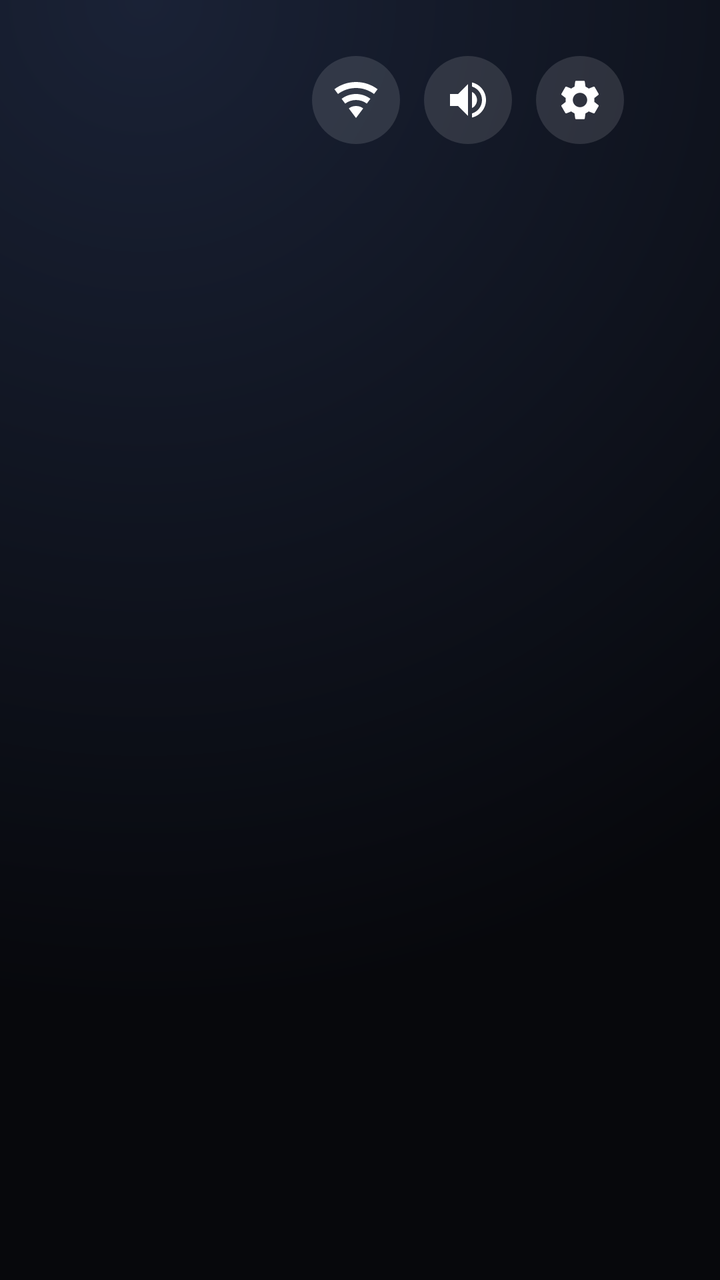
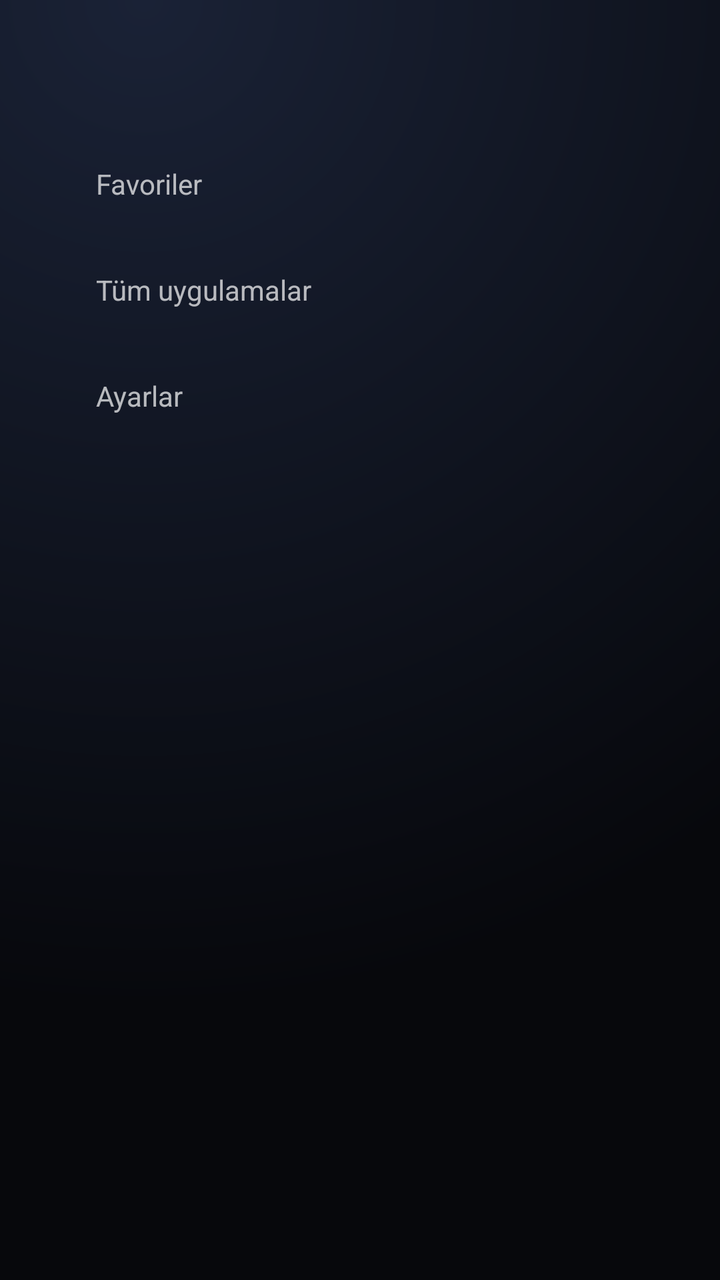

Before-and-after screenshots of an Android layout around one commit, followed by the original layout XML and the change that was made.
<!-- AndroidManifest.xml: application theme Theme.AnaEkran -->
<!-- res/layout/activity_home.xml -->
<?xml version="1.0" encoding="utf-8"?>
<FrameLayout xmlns:android="http://schemas.android.com/apk/res/android"
    android:id="@+id/root"
    android:layout_width="match_parent"
    android:layout_height="match_parent"
    android:background="@drawable/bg_home">

    <LinearLayout
        android:layout_width="match_parent"
        android:layout_height="match_parent"
        android:orientation="vertical">

        <LinearLayout
            android:id="@+id/topBar"
            android:layout_width="match_parent"
            android:layout_height="wrap_content"
            android:gravity="center_vertical"
            android:orientation="horizontal"
            android:paddingStart="48dp"
            android:paddingTop="28dp"
            android:paddingEnd="48dp"
            android:paddingBottom="16dp">

            <TextView
                android:id="@+id/header"
                android:layout_width="0dp"
                android:layout_height="wrap_content"
                android:layout_weight="1"
                android:fontFamily="sans-serif-medium"
                android:maxLines="1"
                android:textColor="#ffffff"
                android:textSize="24sp" />

            <TextView
                android:id="@+id/clock"
                android:layout_width="wrap_content"
                android:layout_height="wrap_content"
                android:layout_marginEnd="8dp"
                android:fontFamily="sans-serif-light"
                android:textColor="#e6ffffff"
                android:textSize="22sp" />

            <ImageButton
                android:id="@+id/btnWifi"
                android:layout_width="44dp"
                android:layout_height="44dp"
                android:layout_marginStart="12dp"
                android:background="@drawable/icon_bg"
                android:contentDescription="Wi-Fi"
                android:focusable="true"
                android:nextFocusDown="@id/grid"
                android:padding="10dp"
                android:scaleType="fitCenter"
                android:src="@drawable/ic_wifi"
                android:tint="@color/icon_tint" />
            <ImageButton
                android:id="@+id/btnSound"
                android:layout_width="44dp"
                android:layout_height="44dp"
                android:layout_marginStart="12dp"
                android:background="@drawable/icon_bg"
                android:contentDescription="Ses"
                android:focusable="true"
                android:nextFocusDown="@id/grid"
                android:padding="10dp"
                android:scaleType="fitCenter"
                android:src="@drawable/ic_sound"
                android:tint="@color/icon_tint" />
            <ImageButton
                android:id="@+id/btnSettings"
                android:layout_width="44dp"
                android:layout_height="44dp"
                android:layout_marginStart="12dp"
                android:background="@drawable/icon_bg"
                android:contentDescription="Ayarlar"
                android:focusable="true"
                android:nextFocusDown="@id/grid"
                android:padding="10dp"
                android:scaleType="fitCenter"
                android:src="@drawable/ic_settings"
                android:tint="@color/icon_tint" />
        </LinearLayout>

        <GridView
            android:id="@+id/grid"
            android:nextFocusUp="@id/btnWifi"
            android:layout_width="match_parent"
            android:layout_height="0dp"
            android:layout_weight="1"
            android:clipChildren="false"
            android:clipToPadding="false"
            android:horizontalSpacing="24dp"
            android:listSelector="@android:color/transparent"
            android:numColumns="5"
            android:paddingStart="48dp"
            android:paddingTop="12dp"
            android:paddingEnd="48dp"
            android:paddingBottom="32dp"
            android:scrollbars="none"
            android:stretchMode="columnWidth"
            android:verticalSpacing="24dp" />
    </LinearLayout>

    <TextView
        android:id="@+id/empty"
        android:layout_width="wrap_content"
        android:layout_height="wrap_content"
        android:layout_gravity="center"
        android:text="@string/all_hidden"
        android:textColor="#b3ffffff"
        android:textSize="18sp"
        android:visibility="gone" />

    <TextView
        android:id="@+id/overlayTitle"
        android:layout_width="wrap_content"
        android:layout_height="wrap_content"
        android:layout_gravity="center"
        android:fontFamily="sans-serif-medium"
        android:maxLines="1"
        android:textColor="#ffffff"
        android:textSize="48sp"
        android:visibility="gone" />
</FrameLayout>
<!-- resources referenced by this layout -->
<resources>
  <!-- drawable bg_home (drawable) -->
  <?xml version="1.0" encoding="utf-8"?>
  <shape xmlns:android="http://schemas.android.com/apk/res/android">
      <gradient
          android:type="radial"
          android:centerX="0.2"
          android:centerY="0"
          android:gradientRadius="140%p"
          android:startColor="#1a2236"
          android:endColor="#07080c" />
  </shape>
  <!-- drawable ic_settings (drawable) -->
  <vector xmlns:android="http://schemas.android.com/apk/res/android" android:width="24dp" android:height="24dp" android:viewportWidth="24" android:viewportHeight="24">
      <path android:fillColor="#ffffff" android:pathData="M19.14,12.94c0.04,-0.3 0.06,-0.61 0.06,-0.94s-0.02,-0.64 -0.07,-0.94l2.03,-1.58c0.18,-0.14 0.23,-0.41 0.12,-0.61l-1.92,-3.32c-0.12,-0.22 -0.37,-0.29 -0.59,-0.22l-2.39,0.96c-0.5,-0.38 -1.03,-0.7 -1.62,-0.94L14.4,2.81C14.36,2.57 14.16,2.4 13.92,2.4h-3.84c-0.24,0 -0.43,0.17 -0.47,0.41L9.25,5.35C8.66,5.59 8.12,5.92 7.63,6.29L5.24,5.33c-0.22,-0.08 -0.47,0 -0.59,0.22L2.74,8.87C2.62,9.08 2.66,9.34 2.86,9.48l2.03,1.58C4.84,11.36 4.8,11.69 4.8,12s0.02,0.64 0.07,0.94l-2.03,1.58c-0.18,0.14 -0.23,0.41 -0.12,0.61l1.92,3.32c0.12,0.22 0.37,0.29 0.59,0.22l2.39,-0.96c0.5,0.38 1.03,0.7 1.62,0.94l0.36,2.54c0.05,0.24 0.24,0.41 0.48,0.41h3.84c0.24,0 0.44,-0.17 0.47,-0.41l0.36,-2.54c0.59,-0.24 1.13,-0.56 1.62,-0.94l2.39,0.96c0.22,0.08 0.47,0 0.59,-0.22l1.92,-3.32c0.12,-0.22 0.07,-0.47 -0.12,-0.61L19.14,12.94zM12,15.6c-1.98,0 -3.6,-1.62 -3.6,-3.6s1.62,-3.6 3.6,-3.6s3.6,1.62 3.6,3.6S13.98,15.6 12,15.6z"/>
  </vector>
  <!-- drawable ic_sound (drawable) -->
  <vector xmlns:android="http://schemas.android.com/apk/res/android" android:width="24dp" android:height="24dp" android:viewportWidth="24" android:viewportHeight="24">
      <path android:fillColor="#ffffff" android:pathData="M3,9v6h4l5,5V4L7,9H3zM16.5,12c0,-1.77 -1.02,-3.29 -2.5,-4.03v8.05c1.48,-0.73 2.5,-2.25 2.5,-4.02zM14,3.23v2.06c2.89,0.86 5,3.54 5,6.71s-2.11,5.85 -5,6.71v2.06c4.01,-0.91 7,-4.49 7,-8.77s-2.99,-7.86 -7,-8.77z"/>
  </vector>
  <!-- drawable ic_wifi (drawable) -->
  <vector xmlns:android="http://schemas.android.com/apk/res/android" android:width="24dp" android:height="24dp" android:viewportWidth="24" android:viewportHeight="24">
      <path android:fillColor="#ffffff" android:pathData="M12,21l3.6,-4.8C14.6,15.4 13.4,15 12,15s-2.6,0.4 -3.6,1.2L12,21zM12,3C7.95,3 4.21,4.34 1.2,6.6L3,9c2.5,-1.88 5.62,-3 9,-3s6.5,1.12 9,3l1.8,-2.4C19.79,4.34 16.05,3 12,3zM12,9c-2.7,0 -5.19,0.89 -7.2,2.4l1.8,2.4C8.1,12.67 9.97,12 12,12s3.9,0.67 5.4,1.8l1.8,-2.4C17.19,9.89 14.7,9 12,9z"/>
  </vector>
  <!-- drawable icon_bg (drawable) -->
  <?xml version="1.0" encoding="utf-8"?>
  <selector xmlns:android="http://schemas.android.com/apk/res/android">
      <item android:state_focused="true">
          <shape android:shape="oval"><solid android:color="#ffffff" /></shape>
      </item>
      <item>
          <shape android:shape="oval"><solid android:color="#1fffffff" /></shape>
      </item>
  </selector>
  <string name="all_hidden">Tüm uygulamalar gizli. Ayarlar\'a uzun basarak geri getirebilirsin.</string>
  <style name="Theme.AnaEkran" parent="@android:style/Theme.DeviceDefault.NoActionBar">
          <item name="android:windowBackground">@android:color/black</item>
          <item name="android:windowFullscreen">true</item>
      </style>
</resources>

<!-- the commit's change to res/layout/activity_home.xml (unified diff, before → after) -->
@@ -8,10 +8,10 @@
     <LinearLayout
         android:layout_width="match_parent"
         android:layout_height="match_parent"
+        android:clipChildren="false"
         android:orientation="vertical">
 
         <LinearLayout
-            android:id="@+id/topBar"
             android:layout_width="match_parent"
             android:layout_height="wrap_content"
             android:gravity="center_vertical"
@@ -19,7 +19,7 @@
             android:paddingStart="48dp"
             android:paddingTop="28dp"
             android:paddingEnd="48dp"
-            android:paddingBottom="16dp">
+            android:paddingBottom="8dp">
 
             <TextView
                 android:id="@+id/header"
@@ -35,81 +35,68 @@
                 android:id="@+id/clock"
                 android:layout_width="wrap_content"
                 android:layout_height="wrap_content"
-                android:layout_marginEnd="8dp"
                 android:fontFamily="sans-serif-light"
                 android:textColor="#e6ffffff"
                 android:textSize="22sp" />
-
-            <ImageButton
-                android:id="@+id/btnWifi"
-                android:layout_width="44dp"
-                android:layout_height="44dp"
-                android:layout_marginStart="12dp"
-                android:background="@drawable/icon_bg"
-                android:contentDescription="Wi-Fi"
-                android:focusable="true"
-                android:nextFocusDown="@id/grid"
-                android:padding="10dp"
-                android:scaleType="fitCenter"
-                android:src="@drawable/ic_wifi"
-                android:tint="@color/icon_tint" />
-            <ImageButton
-                android:id="@+id/btnSound"
-                android:layout_width="44dp"
-                android:layout_height="44dp"
-                android:layout_marginStart="12dp"
-                android:background="@drawable/icon_bg"
-                android:contentDescription="Ses"
-                android:focusable="true"
-                android:nextFocusDown="@id/grid"
-                android:padding="10dp"
-                android:scaleType="fitCenter"
-                android:src="@drawable/ic_sound"
-                android:tint="@color/icon_tint" />
-            <ImageButton
-                android:id="@+id/btnSettings"
-                android:layout_width="44dp"
-                android:layout_height="44dp"
-                android:layout_marginStart="12dp"
-                android:background="@drawable/icon_bg"
-                android:contentDescription="Ayarlar"
-                android:focusable="true"
-                android:nextFocusDown="@id/grid"
-                android:padding="10dp"
-                android:scaleType="fitCenter"
-                android:src="@drawable/ic_settings"
-                android:tint="@color/icon_tint" />
         </LinearLayout>
 
-        <GridView
-            android:id="@+id/grid"
-            android:nextFocusUp="@id/btnWifi"
+        <LinearLayout
+            android:id="@+id/rows"
             android:layout_width="match_parent"
-            android:layout_height="0dp"
-            android:layout_weight="1"
+            android:layout_height="wrap_content"
             android:clipChildren="false"
-            android:clipToPadding="false"
-            android:horizontalSpacing="24dp"
-            android:listSelector="@android:color/transparent"
-            android:numColumns="5"
-            android:paddingStart="48dp"
-            android:paddingTop="12dp"
-            android:paddingEnd="48dp"
-            android:paddingBottom="32dp"
-            android:scrollbars="none"
-            android:stretchMode="columnWidth"
-            android:verticalSpacing="24dp" />
+            android:orientation="vertical">
+
+            <TextView style="@style/RowLabel" android:text="@string/row_favorites" />
+
+            <HorizontalScrollView
+                android:id="@+id/favScroll"
+                style="@style/RowScroll">
+
+                <LinearLayout android:id="@+id/favRow" style="@style/RowInner" />
+            </HorizontalScrollView>
+
+            <TextView style="@style/RowLabel" android:text="@string/row_all" />
+
+            <FrameLayout
+                android:layout_width="match_parent"
+                android:layout_height="wrap_content"
+                android:clipChildren="false">
+
+                <HorizontalScrollView
+                    android:id="@+id/allScroll"
+                    style="@style/RowScroll">
+
+                    <LinearLayout android:id="@+id/allRow" style="@style/RowInner" />
+                </HorizontalScrollView>
+
+                <TextView
+                    android:id="@+id/empty"
+                    android:layout_width="wrap_content"
+                    android:layout_height="wrap_content"
+                    android:layout_marginStart="48dp"
+                    android:layout_marginTop="16dp"
+                    android:text="@string/all_hidden"
+                    android:textColor="#b3ffffff"
+                    android:textSize="16sp"
+                    android:visibility="gone" />
+            </FrameLayout>
+
+            <TextView style="@style/RowLabel" android:text="@string/row_settings" />
+
+            <LinearLayout
+                android:id="@+id/tiles"
+                android:layout_width="match_parent"
+                android:layout_height="wrap_content"
+                android:clipChildren="false"
+                android:clipToPadding="false"
+                android:orientation="horizontal"
+                android:paddingStart="48dp"
+                android:paddingTop="8dp"
+                android:paddingEnd="48dp"
+                android:paddingBottom="8dp" />
+        </LinearLayout>
     </LinearLayout>
-
-    <TextView
-        android:id="@+id/empty"
-        android:layout_width="wrap_content"
-        android:layout_height="wrap_content"
-        android:layout_gravity="center"
-        android:text="@string/all_hidden"
-        android:textColor="#b3ffffff"
-        android:textSize="18sp"
-        android:visibility="gone" />
 
     <TextView
         android:id="@+id/overlayTitle"
<!-- resource entries referenced after the edit -->
@@ -11,29 +11,37 @@
           android:startColor="#1a2236"
           android:endColor="#07080c" />
   </shape>
-  <!-- drawable ic_settings (drawable) -->
-  <vector xmlns:android="http://schemas.android.com/apk/res/android" android:width="24dp" android:height="24dp" android:viewportWidth="24" android:viewportHeight="24">
-      <path android:fillColor="#ffffff" android:pathData="M19.14,12.94c0.04,-0.3 0.06,-0.61 0.06,-0.94s-0.02,-0.64 -0.07,-0.94l2.03,-1.58c0.18,-0.14 0.23,-0.41 0.12,-0.61l-1.92,-3.32c-0.12,-0.22 -0.37,-0.29 -0.59,-0.22l-2.39,0.96c-0.5,-0.38 -1.03,-0.7 -1.62,-0.94L14.4,2.81C14.36,2.57 14.16,2.4 13.92,2.4h-3.84c-0.24,0 -0.43,0.17 -0.47,0.41L9.25,5.35C8.66,5.59 8.12,5.92 7.63,6.29L5.24,5.33c-0.22,-0.08 -0.47,0 -0.59,0.22L2.74,8.87C2.62,9.08 2.66,9.34 2.86,9.48l2.03,1.58C4.84,11.36 4.8,11.69 4.8,12s0.02,0.64 0.07,0.94l-2.03,1.58c-0.18,0.14 -0.23,0.41 -0.12,0.61l1.92,3.32c0.12,0.22 0.37,0.29 0.59,0.22l2.39,-0.96c0.5,0.38 1.03,0.7 1.62,0.94l0.36,2.54c0.05,0.24 0.24,0.41 0.48,0.41h3.84c0.24,0 0.44,-0.17 0.47,-0.41l0.36,-2.54c0.59,-0.24 1.13,-0.56 1.62,-0.94l2.39,0.96c0.22,0.08 0.47,0 0.59,-0.22l1.92,-3.32c0.12,-0.22 0.07,-0.47 -0.12,-0.61L19.14,12.94zM12,15.6c-1.98,0 -3.6,-1.62 -3.6,-3.6s1.62,-3.6 3.6,-3.6s3.6,1.62 3.6,3.6S13.98,15.6 12,15.6z"/>
-  </vector>
-  <!-- drawable ic_sound (drawable) -->
-  <vector xmlns:android="http://schemas.android.com/apk/res/android" android:width="24dp" android:height="24dp" android:viewportWidth="24" android:viewportHeight="24">
-      <path android:fillColor="#ffffff" android:pathData="M3,9v6h4l5,5V4L7,9H3zM16.5,12c0,-1.77 -1.02,-3.29 -2.5,-4.03v8.05c1.48,-0.73 2.5,-2.25 2.5,-4.02zM14,3.23v2.06c2.89,0.86 5,3.54 5,6.71s-2.11,5.85 -5,6.71v2.06c4.01,-0.91 7,-4.49 7,-8.77s-2.99,-7.86 -7,-8.77z"/>
-  </vector>
-  <!-- drawable ic_wifi (drawable) -->
-  <vector xmlns:android="http://schemas.android.com/apk/res/android" android:width="24dp" android:height="24dp" android:viewportWidth="24" android:viewportHeight="24">
-      <path android:fillColor="#ffffff" android:pathData="M12,21l3.6,-4.8C14.6,15.4 13.4,15 12,15s-2.6,0.4 -3.6,1.2L12,21zM12,3C7.95,3 4.21,4.34 1.2,6.6L3,9c2.5,-1.88 5.62,-3 9,-3s6.5,1.12 9,3l1.8,-2.4C19.79,4.34 16.05,3 12,3zM12,9c-2.7,0 -5.19,0.89 -7.2,2.4l1.8,2.4C8.1,12.67 9.97,12 12,12s3.9,0.67 5.4,1.8l1.8,-2.4C17.19,9.89 14.7,9 12,9z"/>
-  </vector>
-  <!-- drawable icon_bg (drawable) -->
-  <?xml version="1.0" encoding="utf-8"?>
-  <selector xmlns:android="http://schemas.android.com/apk/res/android">
-      <item android:state_focused="true">
-          <shape android:shape="oval"><solid android:color="#ffffff" /></shape>
-      </item>
-      <item>
-          <shape android:shape="oval"><solid android:color="#1fffffff" /></shape>
-      </item>
-  </selector>
-  <string name="all_hidden">Tüm uygulamalar gizli. Ayarlar\'a uzun basarak geri getirebilirsin.</string>
+  <string name="all_hidden">Tüm uygulamalar gizli. Tüm ayarlar\'a uzun basarak geri getirebilirsin.</string>
+  <string name="row_all">Tüm uygulamalar</string>
+  <string name="row_favorites">Favoriler</string>
+  <string name="row_settings">Ayarlar</string>
+  <style name="RowInner">
+          <item name="android:layout_width">wrap_content</item>
+          <item name="android:layout_height">wrap_content</item>
+          <item name="android:clipChildren">false</item>
+          <item name="android:clipToPadding">false</item>
+          <item name="android:orientation">horizontal</item>
+          <item name="android:paddingStart">48dp</item>
+          <item name="android:paddingTop">10dp</item>
+          <item name="android:paddingEnd">48dp</item>
+          <item name="android:paddingBottom">10dp</item>
+      </style>
+  <style name="RowLabel">
+          <item name="android:layout_width">wrap_content</item>
+          <item name="android:layout_height">wrap_content</item>
+          <item name="android:layout_marginStart">48dp</item>
+          <item name="android:layout_marginTop">14dp</item>
+          <item name="android:textColor">#b3ffffff</item>
+          <item name="android:textSize">14sp</item>
+      </style>
+  <style name="RowScroll">
+          <item name="android:layout_width">match_parent</item>
+          <item name="android:layout_height">wrap_content</item>
+          <item name="android:clipChildren">false</item>
+          <item name="android:clipToPadding">false</item>
+          <item name="android:scrollbars">none</item>
+          <item name="android:fillViewport">true</item>
+      </style>
   <style name="Theme.AnaEkran" parent="@android:style/Theme.DeviceDefault.NoActionBar">
           <item name="android:windowBackground">@android:color/black</item>
           <item name="android:windowFullscreen">true</item>
